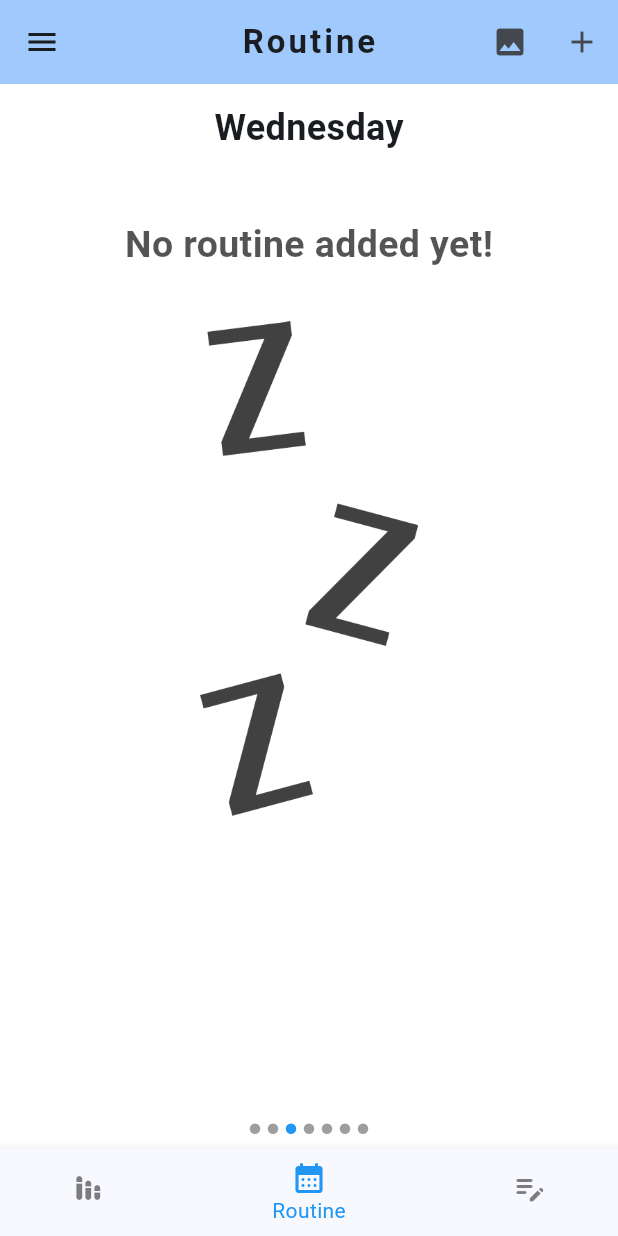
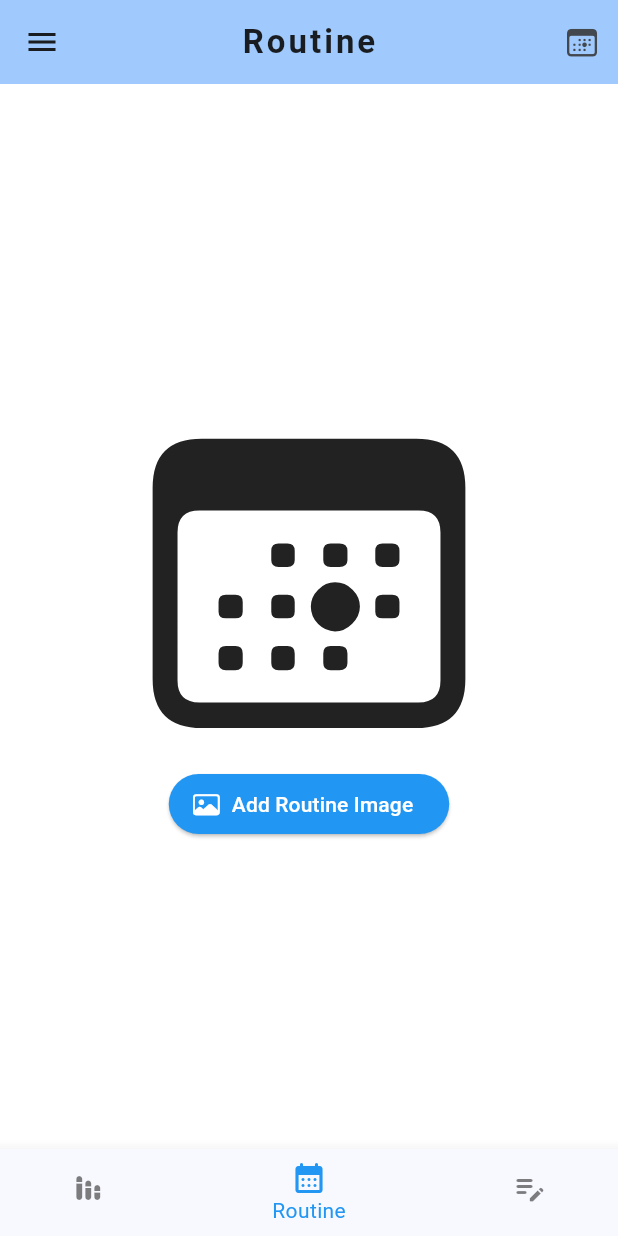
Before and after one commit to Aman-Sirmaur19/Attendance_Tracker_App, a Flutter app: the screen it shows after launch, item 2 of the bottom bar chosen, on a phone screen of 412 x 824 dp. Run offline on Flutter 3.47's test engine with Material 3 defaults, Android fonts, the phone set to English and light mode, and no system bars; drawn by our look-alikes of flutter_slider_drawer, smooth_page_indicator; our stand-ins replace hive, hive_flutter, image_picker, lottie, photo_view, shared_preferences; accounts and stored records are empty.

Commit message:
Implemented adding routine picture with HIVE.

```diff
--- a/lib/main.dart
+++ b/lib/main.dart
@@ -18,6 +18,7 @@ Future<void> main() async {
 
   // Init Hive DB before runApp()
   await Hive.initFlutter();
+  await Hive.openBox('routineImageBox');
 
   // Register Hive Adapter
   Hive.registerAdapter<Task>(TaskAdapter());
--- a/lib/screens/routine_screen.dart
+++ b/lib/screens/routine_screen.dart
@@ -1,9 +1,20 @@
+import 'dart:typed_data';
+
+import 'package:flutter/cupertino.dart';
 import 'package:flutter/material.dart';
+import 'package:hive/hive.dart';
+import 'package:image_picker/image_picker.dart';
+import 'package:photo_view/photo_view.dart';
 import 'package:smooth_page_indicator/smooth_page_indicator.dart';
 import 'package:flutter_slider_drawer/flutter_slider_drawer.dart';
 
 import '../main.dart';
 import '../widgets/main_drawer.dart';
+
+enum Routine {
+  photo,
+  weekdays,
+}
 
 class RoutineScreen extends StatefulWidget {
   const RoutineScreen({super.key});
@@ -14,6 +25,33 @@ class RoutineScreen extends StatefulWidget {
 
 class _RoutineScreenState extends State<RoutineScreen>
     with SingleTickerProviderStateMixin {
+  Routine _routine = Routine.photo;
+  final ImagePicker _picker = ImagePicker();
+  Uint8List? _imageBytes;
+  final Box _routineBox = Hive.box('routineImageBox');
+
+  Future<void> _loadImage() async {
+    final imageBytes = _routineBox.get('routineImage') as Uint8List?;
+    setState(() {
+      _imageBytes = imageBytes;
+    });
+  }
+
+  Future<void> _pickImage() async {
+    final pickedFile = await _picker.pickImage(source: ImageSource.gallery);
+    if (pickedFile != null) {
+      final bytes = await pickedFile.readAsBytes();
+      _saveImage(bytes);
+    }
+  }
+
+  Future<void> _saveImage(Uint8List bytes) async {
+    await _routineBox.put('routineImage', bytes);
+    setState(() {
+      _imageBytes = bytes;
+    });
+  }
+
   final PageController _pageController =
       PageController(initialPage: DateTime.now().weekday - 1);
   List<String> daysOfWeek = [
@@ -35,6 +73,7 @@ class _RoutineScreenState extends State<RoutineScreen>
     super.initState();
     animationController =
         AnimationController(vsync: this, duration: const Duration(seconds: 1));
+    _loadImage();
     loadSubjects();
   }
 
@@ -90,10 +129,23 @@ class _RoutineScreenState extends State<RoutineScreen>
         ),
         actions: [
           IconButton(
-            onPressed: () {},
-            tooltip: 'Switch',
-            icon: const Icon(Icons.photo),
+            onPressed: () {
+              setState(() {
+                if (_routine == Routine.photo) {
+                  _routine = Routine.weekdays;
+                } else {
+                  _routine = Routine.photo;
+                }
+              });
+            },
+            tooltip: _routine == Routine.photo
+                ? 'Switch to WeekDay mode'
+                : 'Switch to Picture mode',
+            icon: Icon(_routine == Routine.photo
+                ? CupertinoIcons.calendar_today
+                : CupertinoIcons.photo),
           ),
+          if (_routine == Routine.weekdays)
             IconButton(
               onPressed: () => _addSubject(_pageController.page!.toInt()),
               tooltip: 'Add routine',
@@ -102,7 +154,30 @@ class _RoutineScreenState extends State<RoutineScreen>
         ],
       ),
       slider: const MainDrawer(),
-      child: Column(
+      child: _routine == Routine.photo
+          ? Column(
+              mainAxisAlignment: MainAxisAlignment.center,
+              children: [
+                _imageBytes == null
+                    ? const Icon(CupertinoIcons.calendar_today, size: 250)
+                    : SizedBox(
+                        height: mq.height * .5,
+                        child: PhotoView(
+                          imageProvider: MemoryImage(_imageBytes!),
+                          minScale: PhotoViewComputedScale.contained,
+                          maxScale: PhotoViewComputedScale.covered * 2,
+                        )),
+                if (_imageBytes != null) const SizedBox(height: 8),
+                ElevatedButton.icon(
+                    onPressed: _pickImage,
+                    style: ElevatedButton.styleFrom(
+                        foregroundColor: Colors.white,
+                        backgroundColor: Colors.blue),
+                    icon: const Icon(CupertinoIcons.photo),
+                    label: const Text('Add Routine Image')),
+              ],
+            )
+          : Column(
               children: [
                 Expanded(
                   child: PageView.builder(
--- a/pubspec.yaml
+++ b/pubspec.yaml
@@ -45,6 +45,8 @@ dependencies:
   lottie: ^3.1.2
   flutter_slider_drawer: ^2.1.3
   url_launcher: ^6.3.0
+  image_picker: ^1.0.8
+  photo_view: ^0.15.0
 
 dev_dependencies:
   flutter_test:
```
Also changed, not shown: pubspec.lock, 5 other files. Lines whose indentation alone changed are shown as unchanged.
